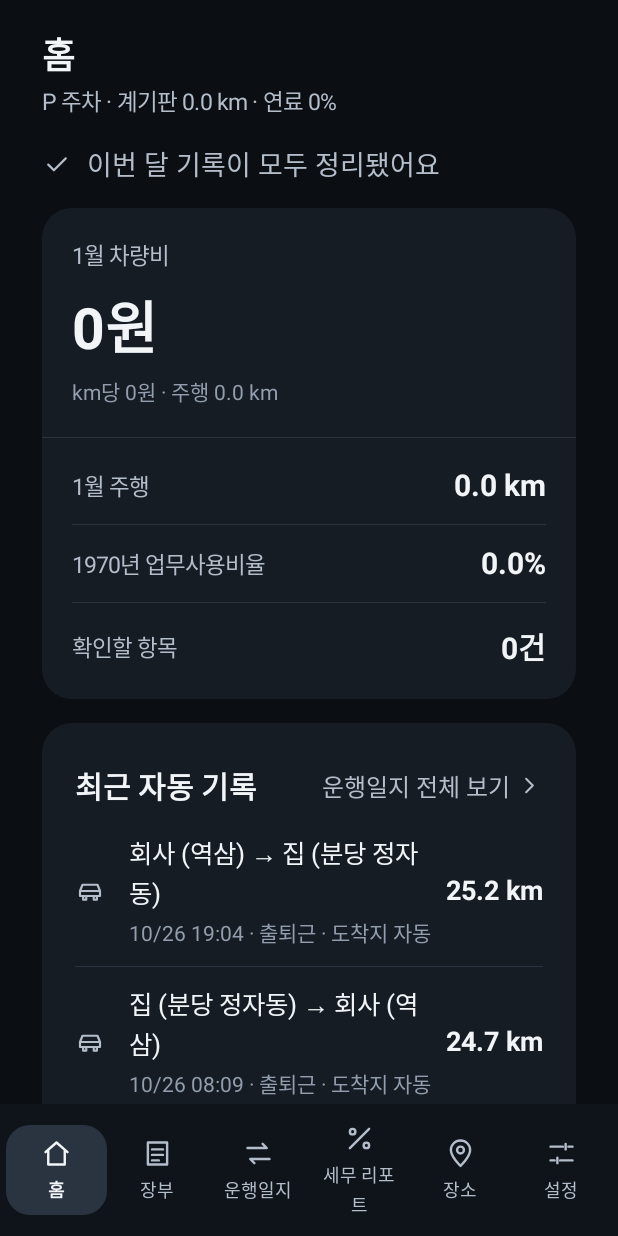
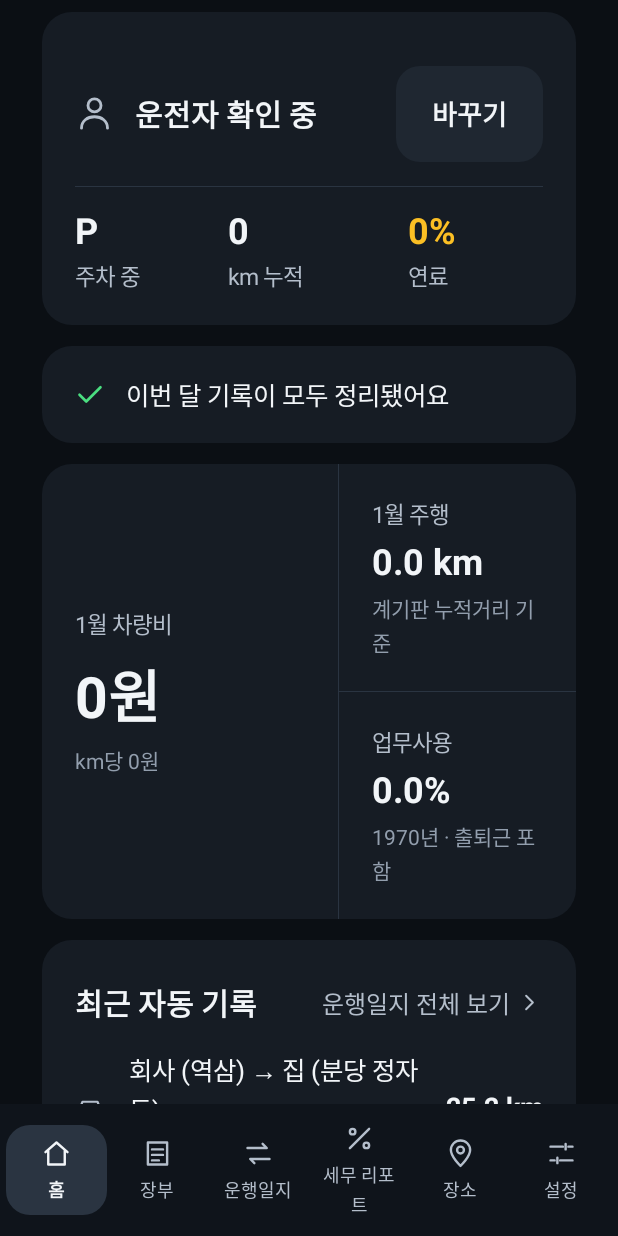
Before and after one commit to dhkkwonax/popolog-pleos, an Android app: the screen it shows after launch (MainActivity), on a phone screen of 412 x 824 dp. Run offline under Robolectric (Android 15) with nearby library versions, the phone set to English and light mode, and no system bars; 12 statements that could not run were skipped.

Commit message:
홈 재배치: 차량·운전자 카드, 상태 카드, 차량비 카드
- 홈은 페이지 제목·상태 줄 대신 차량·운전자 카드로 시작 (운전자 30sp + 바꾸기, 주차/누적 km/연료 타일 34sp)
- 발견 사항 + 확인할 항목을 상태 카드 하나로: 0건이면 초록 체크, 있으면 노란 줄을 눌러 그 항목으로
- 차량비 카드: 왼쪽 차량비 57sp, 오른쪽 빈자리에 주행·업무사용 타일 (1칸 세로, 2칸 가로)
- 2칸은 운전자와 상태 3칸을 한 줄에
- 시연 오버레이는 차량 카드 제목 줄 오른쪽 빈자리에

Co-Authored-By: Claude Opus 5.5 (1M context) <noreply@anthropic.com>

```diff
--- a/app/src/main/kotlin/ai/chagok/app/ui/HomeScreen.kt
+++ b/app/src/main/kotlin/ai/chagok/app/ui/HomeScreen.kt
@@ -6,6 +6,7 @@ import ai.chagok.app.core.TaxReport
 import ai.chagok.app.model.DriverMethod
 import ai.chagok.app.model.ExpenseCategory
 import ai.chagok.app.model.TripPurpose
+import ai.chagok.app.model.Powertrain
 import android.view.Gravity
 import android.view.View
 import java.text.SimpleDateFormat
@@ -20,30 +21,95 @@ class HomeScreen(private val a: MainActivity) {
      * 그래서 가장 큰 숫자는 이번 달 차량비, 바로 아래 한 줄은 지금 손볼 것(발견 사항)이다.
      */
     fun render(): View = a.vbox {
-        add(finding())
+        // 홈은 페이지 제목 대신 차량·운전자 카드로 시작한다 (머리말의 작은 글자 줄들을 큰 타일로)
+        add(vehicleCard())
         c.driverGreeting?.let { add(greeting(it), top = 14) }
+        add(statusCard(), top = 14)
         c.pendingExpense()?.let { add(expensePrompt(it), top = 14) }
         c.pendingTrip()?.let { add(tripPrompt(it), top = 14) }
-        add(kpis(), top = 16)
-        add(recent(), top = 16)
+        add(costCard(), top = 14)
+        add(recent(), top = 14)
     }
 
-    /** 제목 아래 한 줄: 처리할 것이 있으면 그것, 없으면 방금 자동 기록된 것 */
-    private fun finding(): View {
-        val pendingTrips = c.trips.count { it.purpose == TripPurpose.UNCLASSIFIED }
-        val pendingAmounts = c.expenses.count { it.pendingAmount }
-        val todo = listOfNotNull(
-            if (pendingAmounts > 0) "주유·충전 ${pendingAmounts}건 금액 입력 필요" else null,
-            if (pendingTrips > 0) "운행 ${pendingTrips}건 목적 확인 필요" else null,
+    /** 차량·운전자 카드: 제목 줄(차종·번호판), 운전자, 차량 상태 3칸 */
+    private fun vehicleCard(): View = a.card(padDp = 22) {
+        val info = c.gateway.info
+        // 제목 줄 오른쪽 빈자리는 시연 오버레이가 쓴다 (tag 로 찾음)
+        add(a.hbox {
+            tag = OVERLAY_SLOT
+            add(a.text(info.title, 15f, C.SUB, lines = 1), 0, WRAP, 1f)
+        })
+        val driver = driverRow()
+        val tiles = stateTiles()
+        if (a.isNarrow) {
+            add(driver, top = 14)
+            add(a.divider(), top = 16)
+            add(tiles, top = 16)
+        } else {
+            // 넓은 창: 운전자와 상태 3칸을 한 줄에
+            add(a.hbox(Gravity.CENTER_VERTICAL) {
+                add(driver, 0, WRAP, 1.3f, end = 20)
+                add(a.vline(), WRAP, MATCH, end = 20)
+                add(tiles, 0, WRAP, 2f)
+            }, top = 14)
+        }
+    }
+
+    private fun driverRow(): View = a.hbox(Gravity.CENTER_VERTICAL) {
+        val d = c.driver
+        add(a.icon(Ic.PERSON, C.SUB, 26), WRAP, WRAP, end = 14)
+        add(a.vbox {
+            add(a.text(d?.driver?.name ?: "운전자 확인 중", 20f, bold = true, lines = 1))
+            if (d != null) add(a.text(d.method.label + "로 인식", 14f, C.SUB, lines = 1), top = 4)
+        }, 0, WRAP, 1f, end = 12)
+        add(a.button("바꾸기", BtnStyle.SECONDARY) { a.pickDriver() }.apply { contentDescription = "운전자 바꾸기" }, WRAP, WRAP)
+    }
+
+    /** P 주차 / 누적 km / 연료(배터리) % — 숫자는 크게, 단위·뜻은 라벨로 */
+    private fun stateTiles(): View {
+        val ev = c.gateway.info.powertrain == Powertrain.EV
+        val low = c.energyPercent < 20
+        fun tile(value: String, label: String, color: Int = C.TEXT) = a.vbox {
+            add(a.text(value, 24f, color, bold = true, lines = 1, tabular = true))
+            add(a.text(label, 15f, C.SUB, lines = 1), top = 4)
+        }
+        val drive = if (c.isDriving) tile("주행 중", "이번 운행 " + AppController.fmtKm(c.liveTripKm)) else tile("P", "주차 중")
+        val odo = tile(String.format(Locale.US, "%,d", Math.round(c.odoKm)), "km 누적")
+        val energy = tile("${Math.round(c.energyPercent)}%", if (ev) "배터리" else "연료", if (low) C.AMBER else C.TEXT)
+        return a.hbox(Gravity.TOP) {
+            add(drive, 0, WRAP, 1f, end = 12)
+            add(odo, 0, WRAP, 1.2f, end = 12)
+            add(energy, 0, WRAP, 1f)
+        }
+    }
+
+    /** 발견 사항 + 확인할 항목을 한 장으로. 0건이면 초록 체크, 있으면 노란색으로 그 항목 바로 가기 */
+    private fun statusCard(): View = a.card(padDp = 20) {
+        val pendingTrip = c.trips.firstOrNull { it.purpose == TripPurpose.UNCLASSIFIED }
+        val pendingExpense = c.expenses.firstOrNull { it.pendingAmount }
+        val nTrips = c.trips.count { it.purpose == TripPurpose.UNCLASSIFIED }
+        val nAmounts = c.expenses.count { it.pendingAmount }
+        if (nTrips + nAmounts == 0) {
+            add(a.hbox {
+                add(a.icon(Ic.CHECK, C.POSITIVE, 24), WRAP, WRAP, end = 12)
+                add(a.text("이번 달 기록이 모두 정리됐어요", 17f, C.TEXT), 0, WRAP, 1f)
+            })
+            return@card
+        }
+        val items = listOfNotNull(
+            pendingExpense?.let { e -> "주유·충전 ${nAmounts}건 금액 입력 필요" to { a.askAmountByKeypad(e) } },
+            pendingTrip?.let { t -> "운행 ${nTrips}건 목적 확인 필요" to { a.choosePurpose(t) } },
         )
-        val (ic, color, line) = when {
-            todo.isNotEmpty() -> Triple(Ic.ALERT, C.AMBER, todo.joinToString(" · "))
-            c.lastNotice.isNotEmpty() -> Triple(Ic.CHECK, C.SUB, c.lastNotice)
-            else -> Triple(Ic.CHECK, C.SUB, "이번 달 기록이 모두 정리됐어요")
-        }
-        return a.hbox {
-            add(a.icon(ic, color, 20), WRAP, WRAP, end = 10)
-            add(a.text(line, 18f, if (todo.isNotEmpty()) C.TEXT else C.SUB), 0, WRAP, 1f)
+        items.forEachIndexed { i, (label, go) ->
+            if (i > 0) add(a.divider(), top = 12)
+            add(a.hbox {
+                add(a.icon(Ic.ALERT, C.AMBER, 24), WRAP, WRAP, end = 12)
+                add(a.text(label, 17f, C.AMBER, bold = true), 0, WRAP, 1f, end = 8)
+                add(a.icon(Ic.CHEVRON_RIGHT, C.AMBER, 22), WRAP, WRAP)
+                minimumHeight = a.touchHeight(52)
+                background = a.pressable(android.graphics.drawable.ColorDrawable(android.graphics.Color.TRANSPARENT))
+                setOnClickListener { go() }
+            }, top = if (i > 0) 12 else 0)
         }
     }
 
@@ -108,7 +174,8 @@ class HomeScreen(private val a: MainActivity) {
         }, top = 18)
     }
 
-    private fun kpis(): View {
+    /** 차량비 카드: 왼쪽에 이번 달 차량비(가장 큰 숫자), 오른쪽 빈자리에 주행·업무사용 타일 */
+    private fun costCard(): View {
         val now = c.gateway.now()
         val cal = Calendar.getInstance(TaxReport.KST).apply { timeInMillis = now }
         val y = cal.get(Calendar.YEAR)
@@ -119,43 +186,29 @@ class HomeScreen(private val a: MainActivity) {
         val monthCost = c.expenses.filter { sameMonth(it.time) && !it.pendingAmount }.sumOf { it.amountWon }
         val monthKm = c.trips.filter { sameMonth(it.startTime) }.sumOf { it.distanceKm }
         val year = TaxReport.summarize(y, c.trips, c.expenses)
-        val todo = year.unclassifiedTrips + year.pendingExpenses
         val perKm = if (monthKm > 0) monthCost / monthKm else 0.0
 
-        // 답 숫자(이번 달 차량비)는 나머지보다 확실히 크게 (큰 화면 48 · 30sp)
-        val lead = kpi("${m + 1}월 차량비", AppController.won(monthCost), "km당 ${Math.round(perKm)}원 · 주행 ${AppController.fmtKm(monthKm)}", LEAD_SP) { a.select(MainActivity.Tab.LEDGER) }
-        data class Fig(val label: String, val value: String, val sub: String, val color: Int, val tab: MainActivity.Tab)
-        val figs = listOf(
-            Fig("${m + 1}월 주행", AppController.fmtKm(monthKm), "계기판 누적거리 기준", C.TEXT, MainActivity.Tab.LOGBOOK),
-            Fig("${y}년 업무사용비율", String.format(Locale.US, "%.1f%%", year.businessRatio * 100), "출퇴근 포함", C.TEXT, MainActivity.Tab.TAX),
-            Fig(
-                "확인할 항목", "${todo}건", if (todo == 0) "모두 정리됨" else "미분류 ${year.unclassifiedTrips} · 금액 ${year.pendingExpenses}",
-                if (todo > 0) C.AMBER else C.TEXT, MainActivity.Tab.LOGBOOK,
-            ),
-        )
-        if (a.isNarrow) {
-            // 좁은 창: 답 숫자를 맨 위 전체 폭에, 나머지는 '라벨 … 값' 한 줄씩 (세 칸으로 나누면 라벨이 잘린다)
-            val list = a.vbox {
-                figs.forEachIndexed { i, f ->
-                    if (i > 0) add(a.divider(), top = 14)
-                    add(a.hbox {
-                        add(a.text(f.label, 15f, C.SUB, lines = 1), 0, WRAP, 1f, end = 12)
-                        add(a.text(f.value, 20f, f.color, bold = true, lines = 1, tabular = true), WRAP, WRAP)
-                        setOnClickListener { a.select(f.tab) }
-                    }, top = if (i > 0) 14 else 0)
-                }
-            }
-            return a.strip(listOf(list), 1, lead)
-        }
-        // 넓은 창: 답 숫자 칸을 넓게(1.6), 나머지 셋을 같은 폭으로 옆에
+        val lead = kpi("${m + 1}월 차량비", AppController.won(monthCost), "km당 ${Math.round(perKm)}원", LEAD_SP) { a.select(MainActivity.Tab.LEDGER) }
+        val km = kpi("${m + 1}월 주행", AppController.fmtKm(monthKm), "계기판 누적거리 기준") { a.select(MainActivity.Tab.LOGBOOK) }
+        val ratio = kpi("업무사용", String.format(Locale.US, "%.1f%%", year.businessRatio * 100), "${y}년 · 출퇴근 포함") { a.select(MainActivity.Tab.TAX) }
+        val pad = a.dp(22)
+        fun cell(v: View) = a.vbox { setPadding(pad, pad, pad, pad); addView(v) }
         return a.hbox(Gravity.TOP) {
             background = a.rounded(C.SURFACE, 20)
-            val pad = a.dp(22)
-            fun cell(v: View) = a.vbox { setPadding(pad, pad, pad, pad); addView(v) }
-            add(cell(lead), 0, WRAP, 1.6f)
-            for (f in figs) {
+            add(cell(lead).apply { gravity = Gravity.CENTER_VERTICAL }, 0, MATCH, if (a.isNarrow) 1.25f else 1.4f)
+            add(a.vline(), WRAP, MATCH)
+            if (a.isNarrow) {
+                // 좁은 창: 오른쪽에 두 타일을 세로로
+                add(a.vbox {
+                    add(cell(km))
+                    add(a.divider())
+                    add(cell(ratio))
+                }, 0, WRAP, 1f)
+            } else {
+                // 넓은 창: 세 칸 한 줄
+                add(cell(km), 0, MATCH, 1f)
                 add(a.vline(), WRAP, MATCH)
-                add(cell(kpi(f.label, f.value, f.sub, color = f.color) { a.select(f.tab) }), 0, WRAP, 1f)
+                add(cell(ratio), 0, MATCH, 1f)
             }
         }
     }
@@ -213,6 +266,9 @@ class HomeScreen(private val a: MainActivity) {
         private const val SIBLING_SP = 24f
         private const val RECENT_ROWS = 5
 
+        /** 시연 오버레이가 놓일 자리 (차량 카드 제목 줄 오른쪽) */
+        const val OVERLAY_SLOT = "overlay-slot"
+
         /** 운행 목적 표시: 정상은 잉크, 손봐야 할 미분류만 색 */
         fun purposeColor(p: TripPurpose) = if (p == TripPurpose.UNCLASSIFIED) C.AMBER else C.TEXT
 
--- a/app/src/main/kotlin/ai/chagok/app/ui/Ui.kt
+++ b/app/src/main/kotlin/ai/chagok/app/ui/Ui.kt
@@ -33,6 +33,8 @@ object C {
     val NAV_ACTIVE = Color.parseColor("#2A3441")
     val ACCENT = Color.parseColor("#2DD4BF")
     val ACCENT_BG = Color.parseColor("#123B39")
+    /** 정상·완료 표시 (체크). 카드 위 8:1 이상 */
+    val POSITIVE = Color.parseColor("#4ADE80")
     val AMBER = Color.parseColor("#FBBF24")
     val AMBER_BG = Color.parseColor("#3A2E10")
     val RED = Color.parseColor("#F87171")
```
Also changed, not shown: app/src/main/kotlin/ai/chagok/app/MainActivity.kt (+12 -0 lines).
